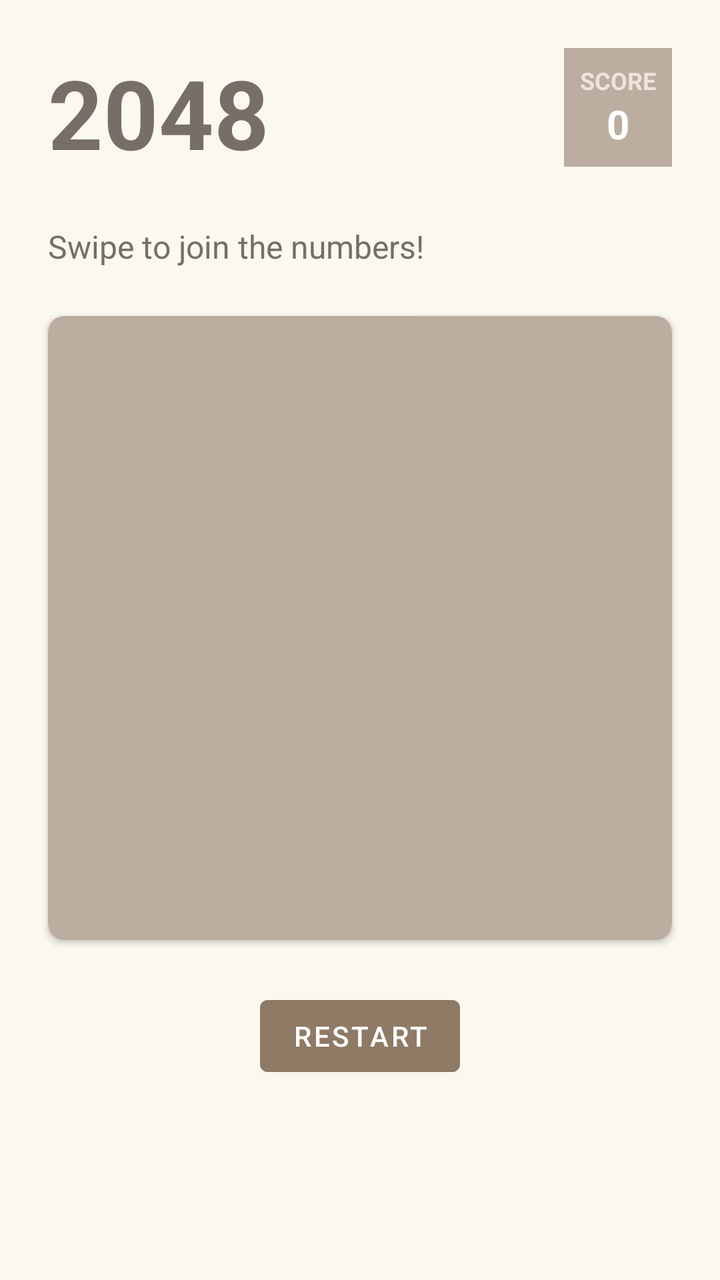
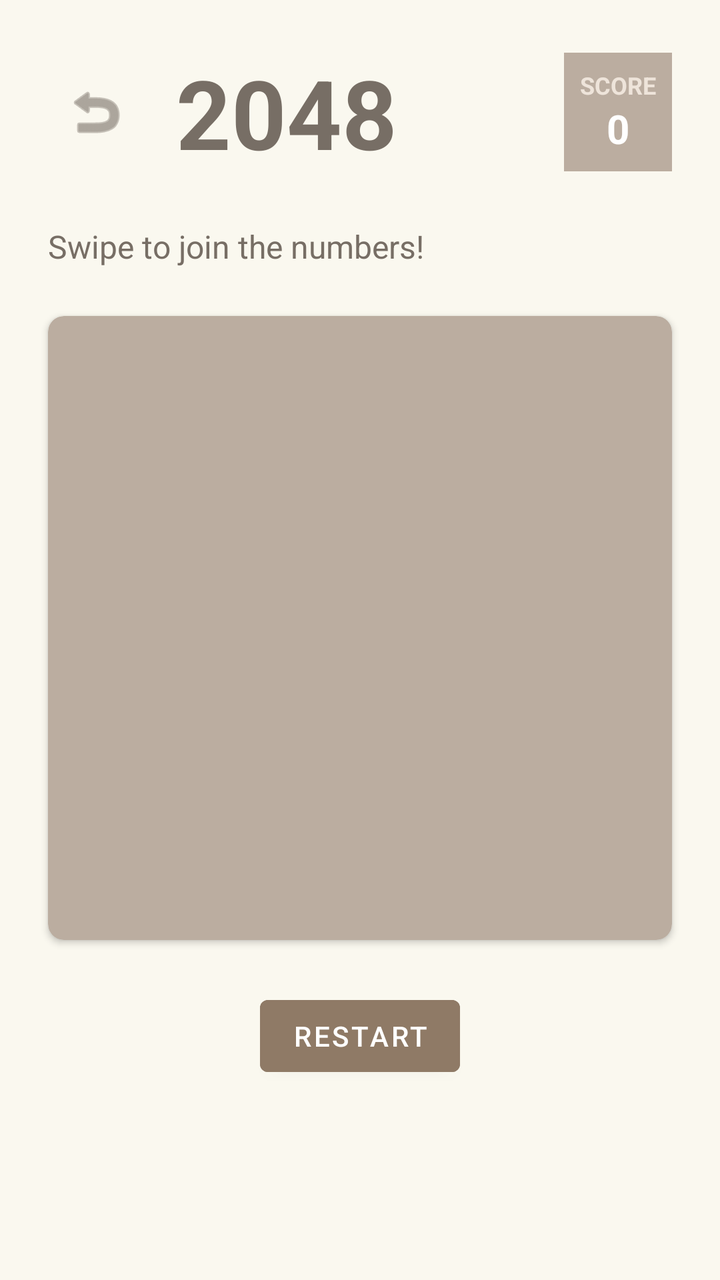

The first picture is an Android layout as it rendered before a commit; the second is the same layout after the commit. The layout source and the unified diff follow.
<!-- AndroidManifest.xml: application theme Theme.TicTacToe -->
<!-- res/layout/fragment_2048.xml -->
<?xml version="1.0" encoding="utf-8"?>
<androidx.constraintlayout.widget.ConstraintLayout xmlns:android="http://schemas.android.com/apk/res/android"
    xmlns:app="http://schemas.android.com/apk/res-auto"
    android:layout_width="match_parent"
    android:layout_height="match_parent"
    android:background="#FAF8EF"
    android:id="@+id/rootLayout">

    <LinearLayout
        android:id="@+id/headerLayout"
        android:layout_width="match_parent"
        android:layout_height="wrap_content"
        android:orientation="horizontal"
        android:padding="24dp"
        app:layout_constraintTop_toTopOf="parent">

        <TextView
            android:layout_width="0dp"
            android:layout_weight="1"
            android:layout_height="wrap_content"
            android:text="2048"
            android:textColor="#776E65"
            android:textSize="48sp"
            android:textStyle="bold" />

        <LinearLayout
            android:layout_width="wrap_content"
            android:layout_height="wrap_content"
            android:orientation="vertical"
            android:background="#BBADA0"
            android:padding="8dp"
            android:gravity="center">
            
            <TextView
                android:layout_width="wrap_content"
                android:layout_height="wrap_content"
                android:text="SCORE"
                android:textColor="#EEE4DA"
                android:textSize="12sp"
                android:textStyle="bold" />
                
            <TextView
                android:id="@+id/tvScore2048"
                android:layout_width="wrap_content"
                android:layout_height="wrap_content"
                android:text="0"
                android:textColor="@color/white"
                android:textSize="20sp"
                android:textStyle="bold" />
        </LinearLayout>
    </LinearLayout>

    <TextView
        android:id="@+id/tvInstruction"
        android:layout_width="wrap_content"
        android:layout_height="wrap_content"
        android:text="Swipe to join the numbers!"
        android:textColor="#776E65"
        android:textSize="16sp"
        android:layout_marginStart="24dp"
        app:layout_constraintStart_toStartOf="parent"
        app:layout_constraintTop_toBottomOf="@+id/headerLayout" />

    
    <androidx.cardview.widget.CardView
        android:id="@+id/boardCard"
        android:layout_width="0dp"
        android:layout_height="0dp"
        android:layout_margin="24dp"
        app:cardBackgroundColor="#BBADA0"
        app:cardCornerRadius="8dp"
        app:layout_constraintDimensionRatio="1:1"
        app:layout_constraintEnd_toEndOf="parent"
        app:layout_constraintStart_toStartOf="parent"
        app:layout_constraintTop_toBottomOf="@+id/tvInstruction">

        <GridLayout
            android:id="@+id/gridLayout"
            android:layout_width="match_parent"
            android:layout_height="match_parent"
            android:padding="8dp"
            android:columnCount="4"
            android:rowCount="4">
            
            
            
        </GridLayout>

    </androidx.cardview.widget.CardView>
    
    <Button
        android:id="@+id/btnRestart2048"
        android:layout_width="wrap_content"
        android:layout_height="wrap_content"
        android:text="Restart"
        android:backgroundTint="#8F7A66"
        android:textColor="@color/white"
        android:layout_marginTop="24dp"
        app:layout_constraintTop_toBottomOf="@+id/boardCard"
        app:layout_constraintStart_toStartOf="parent"
        app:layout_constraintEnd_toEndOf="parent" />

</androidx.constraintlayout.widget.ConstraintLayout>
<!-- resources referenced by this layout -->
<resources>
  <color name="white">#FFFFFFFF</color>
  <style name="Theme.TicTacToe" parent="Theme.MaterialComponents.DayNight.NoActionBar">
          <item name="colorPrimary">@color/purple_500</item>
          <item name="colorPrimaryVariant">@color/purple_700</item>
          <item name="colorOnPrimary">@color/white</item>
          <item name="colorSecondary">@color/teal_200</item>
          <item name="colorSecondaryVariant">@color/teal_700</item>
          <item name="colorOnSecondary">@color/black</item>
          <item name="android:statusBarColor">@color/background_color</item>
          <item name="android:windowBackground">@color/background_color</item>
      </style>
  <color name="purple_500">#FF6200EE</color>
  <color name="purple_700">#FF3700B3</color>
  <color name="teal_200">#FF03DAC5</color>
  <color name="teal_700">#FF018786</color>
  <color name="black">#FF000000</color>
  <color name="background_color">#1E1B4B</color>
</resources>

<!-- the commit's change to res/layout/fragment_2048.xml (unified diff, before → after) -->
@@ -12,7 +12,17 @@
         android:layout_height="wrap_content"
         android:orientation="horizontal"
         android:padding="24dp"
+        android:gravity="center_vertical"
         app:layout_constraintTop_toTopOf="parent">
+
+        <ImageButton
+            android:id="@+id/btnBack2048"
+            android:layout_width="48dp"
+            android:layout_height="48dp"
+            android:layout_marginEnd="16dp"
+            android:background="?attr/selectableItemBackgroundBorderless"
+            android:src="@android:drawable/ic_menu_revert"
+            app:tint="#776E65" />
 
         <TextView
             android:layout_width="0dp"
